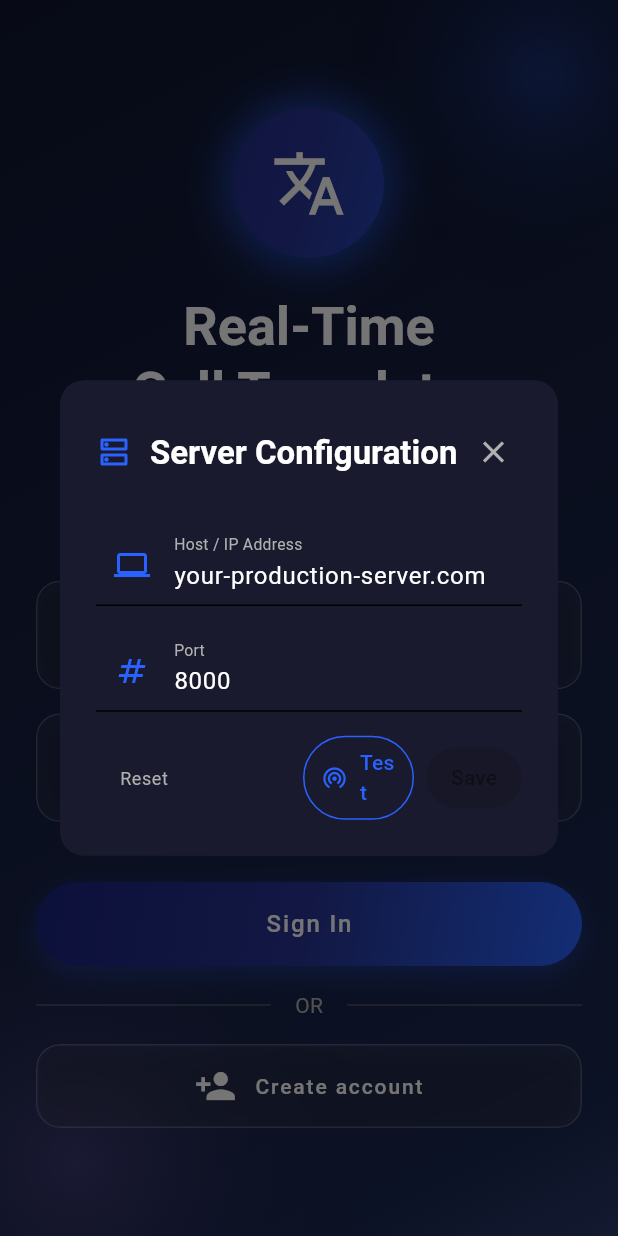
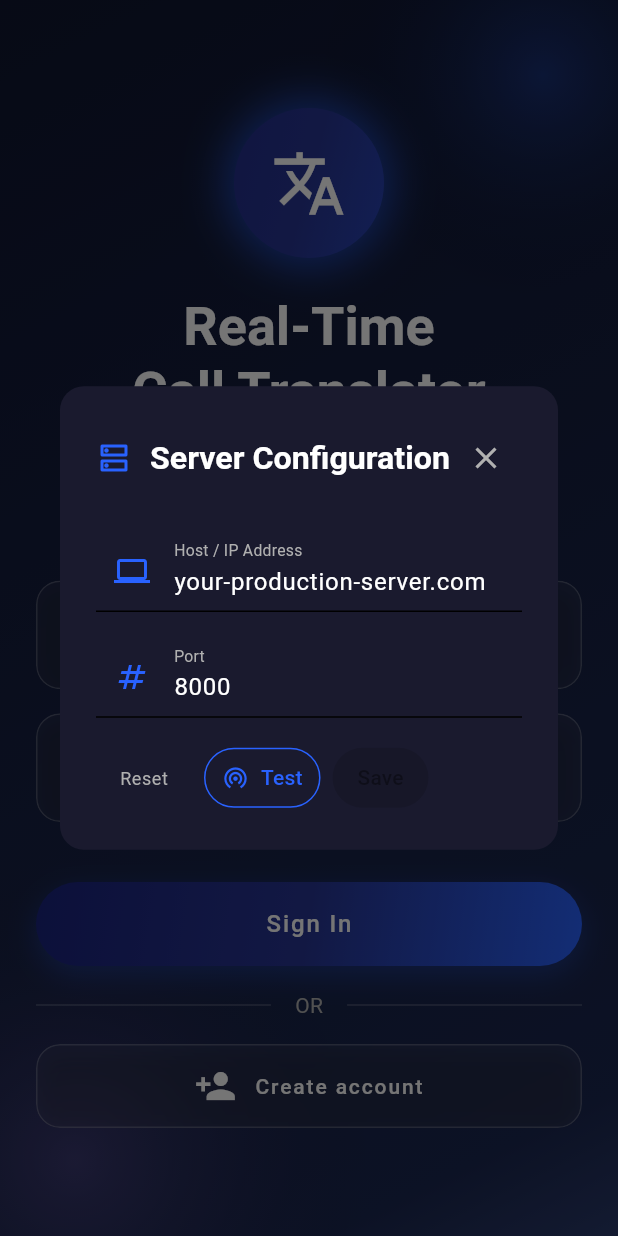
Before and after one commit to amir3x0/Real-Time-Call-Translator, a Flutter app: the screen it shows after launch, after a tap on an icon or button, on a phone screen of 412 x 824 dp. Run offline on Flutter 3.47's test engine with Material 3 defaults, Android fonts, the phone set to English and light mode, and no system bars; drawn by our look-alikes of flutter_animate; our stand-ins replace avatar_glow, just_audio, permission_handler, shared_preferences, shimmer; missing offline and left inert: audio_session, flutter_audio_output, flutter_sound, record; accounts and stored records are empty; network calls fail.

Commit message:
UI add: user name, fix server configuration to be dynamic and fit to different screen sizes

```diff
--- a/mobile/lib/widgets/server_config_widget.dart
+++ b/mobile/lib/widgets/server_config_widget.dart
@@ -443,8 +443,15 @@ class _ServerConfigDialogState extends State<_ServerConfigDialog> {
                 const Icon(Icons.dns_outlined,
                     color: AppTheme.primaryElectricBlue),
                 const SizedBox(width: 12),
-                const Text('Server Configuration', style: AppTheme.titleLarge),
-                const Spacer(),
+                Flexible(
+                  child: FittedBox(
+                    fit: BoxFit.scaleDown,
+                    child: Text(
+                      'Server Configuration',
+                      style: AppTheme.titleLarge,
+                    ),
+                  ),
+                ),
                 IconButton(
                   onPressed: () => Navigator.of(context).pop(),
                   icon: const Icon(Icons.close),
@@ -540,7 +547,10 @@ class _ServerConfigDialogState extends State<_ServerConfigDialog> {
               ),
 
             // Action buttons
-            Row(
+            Wrap(
+              alignment: WrapAlignment.spaceBetween,
+              spacing: 8,
+              runSpacing: 8,
               children: [
                 // Reset button
                 TextButton(
@@ -554,10 +564,12 @@ class _ServerConfigDialogState extends State<_ServerConfigDialog> {
                         .copyWith(color: AppTheme.secondaryText),
                   ),
                 ),
-                const Spacer(),
+                // Test and Save buttons
+                Row(
+                  mainAxisSize: MainAxisSize.min,
+                  children: [
                     // Test button
-                Flexible(
-                  child: OutlinedButton.icon(
+                    OutlinedButton.icon(
                       onPressed: _isTesting ? null : _testConnection,
                       icon: _isTesting
                           ? const SizedBox(
@@ -573,7 +585,6 @@ class _ServerConfigDialogState extends State<_ServerConfigDialog> {
                             const BorderSide(color: AppTheme.primaryElectricBlue),
                         padding: const EdgeInsets.symmetric(
                             horizontal: 12, vertical: 8),
-                    ),
                       ),
                     ),
                     const SizedBox(width: 8),
@@ -601,6 +612,8 @@ class _ServerConfigDialogState extends State<_ServerConfigDialog> {
                 ),
               ],
             ),
+          ],
+        ),
       ),
     );
   }
```
Also changed, not shown: mobile/lib/screens/home/home_screen.dart (+4 -10 lines). Lines whose indentation alone changed are shown as unchanged.
